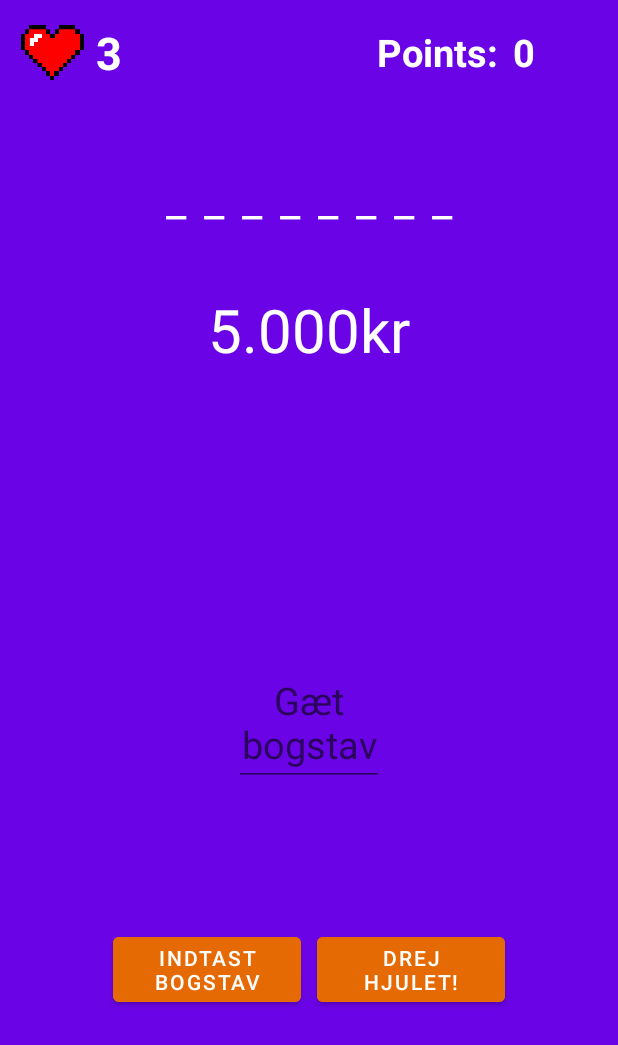
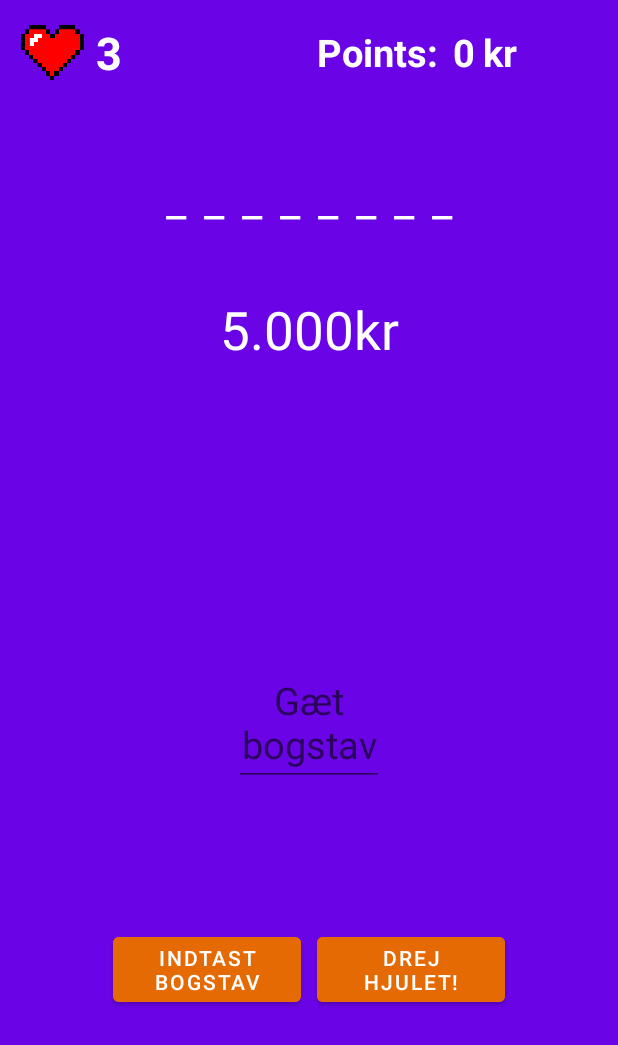
Before and after one commit to NumanBashir/Lykkehjul_v2, an Android app: the playGame screen opened through its navigation route, after a tap on "DREJ HJULET!", on a phone screen of 412 x 824 dp. Shown: the top 1045 px of the screen. Run offline under Robolectric (Android 15) with nearby library versions, the phone set to English and light mode, and no system bars.

Commit message:
point textview design

```diff
--- a/app/src/main/res/layout/fragment_play_game.xml
+++ b/app/src/main/res/layout/fragment_play_game.xml
@@ -10,14 +10,14 @@
 
     <TextView
         android:id="@+id/wheelOutcome"
-        android:layout_width="250dp"
+        android:layout_width="350dp"
         android:layout_height="75dp"
         android:layout_marginBottom="50dp"
         android:layout_marginTop="20dp"
         android:gravity="center"
-        android:text="Lykkehjul"
+        android:text="Drej hjulet for at starte"
         android:textColor="@color/white"
-        android:textSize="40dp"
+        android:textSize="35dp"
         app:layout_constraintEnd_toEndOf="parent"
         app:layout_constraintStart_toStartOf="parent"
         app:layout_constraintTop_toBottomOf="@+id/nyRecyclerView">
@@ -65,7 +65,7 @@
         android:layout_width="wrap_content"
         android:layout_height="50dp"
         android:layout_marginTop="10dp"
-        android:layout_marginEnd="80dp"
+        android:layout_marginEnd="120dp"
         android:layout_marginBottom="40dp"
         android:gravity="center"
         android:text="Points:"
@@ -90,6 +90,22 @@
         android:textSize="25dp"
         android:textStyle="bold"
         app:layout_constraintStart_toEndOf="@+id/pointsTextView"
+        app:layout_constraintTop_toTopOf="parent">
+
+    </TextView>
+
+    <TextView
+        android:id="@+id/krTV"
+        android:layout_width="wrap_content"
+        android:layout_height="50dp"
+        android:layout_marginTop="10dp"
+        android:layout_marginStart="5dp"
+        android:gravity="center"
+        android:text="kr"
+        android:textColor="@color/white"
+        android:textSize="25dp"
+        android:textStyle="bold"
+        app:layout_constraintStart_toEndOf="@+id/pointsNumber"
         app:layout_constraintTop_toTopOf="parent">
 
     </TextView>
@@ -134,5 +150,4 @@
         app:layout_constraintStart_toStartOf="parent" />
 
 
-
 </androidx.constraintlayout.widget.ConstraintLayout>
```
